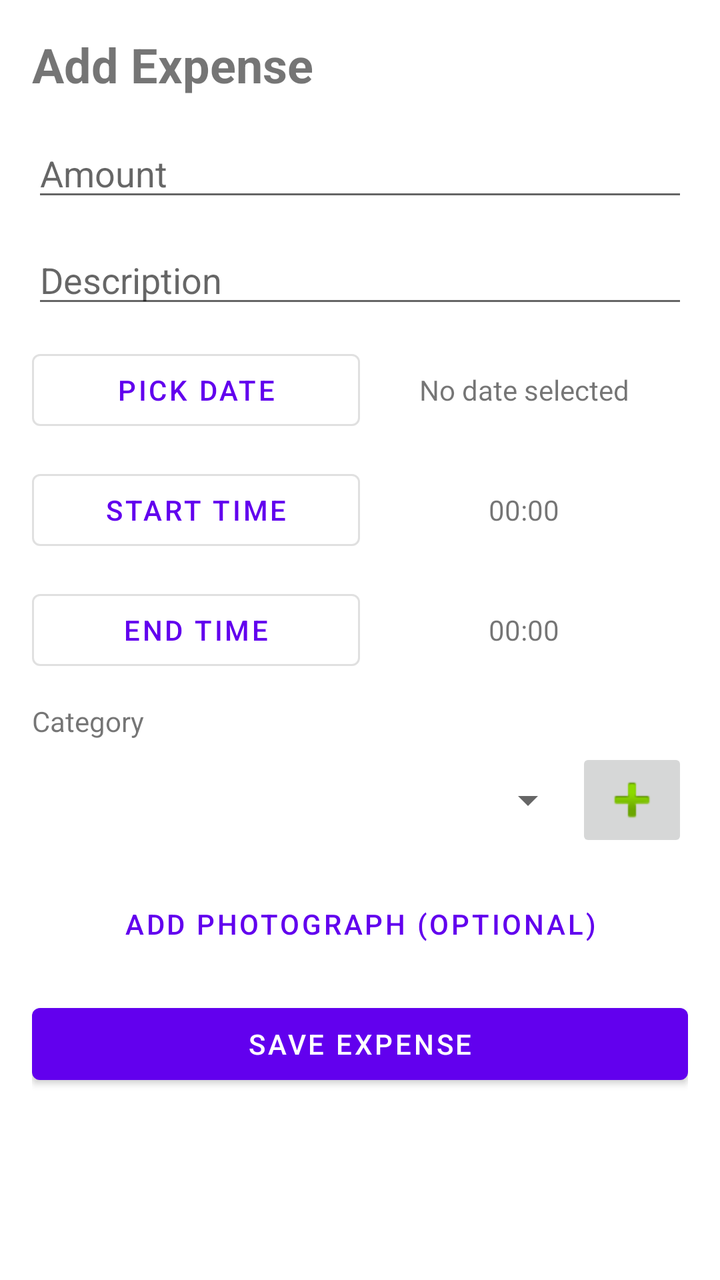
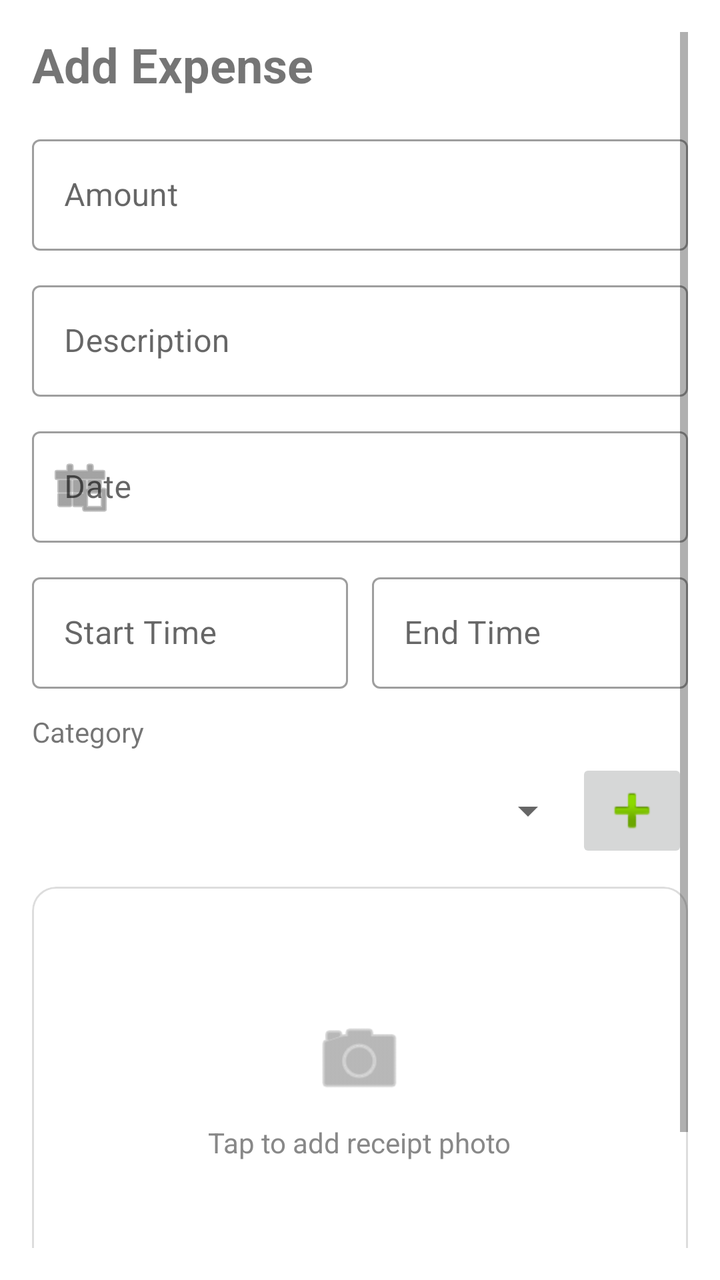

Screens rendered from an Android XML layout before and after an edit, with the pre-edit source and the edit as a unified diff.
<!-- AndroidManifest.xml: application theme Theme.CoinQuest -->
<!-- res/layout/fragment_add_expense.xml -->
<?xml version="1.0" encoding="utf-8"?>
<ScrollView xmlns:android="http://schemas.android.com/apk/res/android"
    android:layout_width="match_parent"
    android:layout_height="match_parent"
    android:padding="16dp">

    <LinearLayout
        android:layout_width="match_parent"
        android:layout_height="wrap_content"
        android:orientation="vertical">

        <TextView
            android:layout_width="wrap_content"
            android:layout_height="wrap_content"
            android:text="Add Expense"
            android:textSize="24sp"
            android:textStyle="bold"
            android:layout_marginBottom="16dp"/>

        <EditText
            android:id="@+id/etAmount"
            android:layout_width="match_parent"
            android:layout_height="wrap_content"
            android:hint="Amount"
            android:inputType="numberDecimal"
            android:layout_marginBottom="12dp"/>

        <EditText
            android:id="@+id/etDescription"
            android:layout_width="match_parent"
            android:layout_height="wrap_content"
            android:hint="Description"
            android:layout_marginBottom="12dp"/>

        <LinearLayout
            android:layout_width="match_parent"
            android:layout_height="wrap_content"
            android:orientation="horizontal"
            android:layout_marginBottom="12dp">
            <Button
                android:id="@+id/btnPickDate"
                android:layout_width="0dp"
                android:layout_height="wrap_content"
                android:layout_weight="1"
                android:text="Pick Date"
                style="@style/Widget.MaterialComponents.Button.OutlinedButton"/>
            <TextView
                android:id="@+id/tvSelectedDate"
                android:layout_width="0dp"
                android:layout_height="wrap_content"
                android:layout_weight="1"
                android:gravity="center"
                android:text="No date selected"/>
        </LinearLayout>

        <LinearLayout
            android:layout_width="match_parent"
            android:layout_height="wrap_content"
            android:orientation="horizontal"
            android:layout_marginBottom="12dp">
            <Button
                android:id="@+id/btnStartTime"
                android:layout_width="0dp"
                android:layout_height="wrap_content"
                android:layout_weight="1"
                android:text="Start Time"
                style="@style/Widget.MaterialComponents.Button.OutlinedButton"/>
            <TextView
                android:id="@+id/tvStartTime"
                android:layout_width="0dp"
                android:layout_height="wrap_content"
                android:layout_weight="1"
                android:gravity="center"
                android:text="00:00"/>
        </LinearLayout>

        <LinearLayout
            android:layout_width="match_parent"
            android:layout_height="wrap_content"
            android:orientation="horizontal"
            android:layout_marginBottom="12dp">
            <Button
                android:id="@+id/btnEndTime"
                android:layout_width="0dp"
                android:layout_height="wrap_content"
                android:layout_weight="1"
                android:text="End Time"
                style="@style/Widget.MaterialComponents.Button.OutlinedButton"/>
            <TextView
                android:id="@+id/tvEndTime"
                android:layout_width="0dp"
                android:layout_height="wrap_content"
                android:layout_weight="1"
                android:gravity="center"
                android:text="00:00"/>
        </LinearLayout>

        <TextView
            android:layout_width="wrap_content"
            android:layout_height="wrap_content"
            android:text="Category"
            android:layout_marginBottom="4dp"/>

        <LinearLayout
            android:layout_width="match_parent"
            android:layout_height="wrap_content"
            android:orientation="horizontal"
            android:layout_marginBottom="12dp"
            android:gravity="center_vertical">
            <Spinner
                android:id="@+id/spinnerCategory"
                android:layout_width="0dp"
                android:layout_height="wrap_content"
                android:layout_weight="1"/>
            <ImageButton
                android:id="@+id/btnAddCategory"
                android:layout_width="wrap_content"
                android:layout_height="wrap_content"
                android:src="@android:drawable/ic_input_add"/>
        </LinearLayout>

        <Button
            android:id="@+id/btnAddPhoto"
            android:layout_width="match_parent"
            android:layout_height="wrap_content"
            android:text="Add Photograph (Optional)"
            style="@style/Widget.MaterialComponents.Button.TextButton"
            android:layout_marginBottom="12dp"/>

        <ImageView
            android:id="@+id/ivPhotoPreview"
            android:layout_width="match_parent"
            android:layout_height="200dp"
            android:scaleType="centerInside"
            android:visibility="gone"
            android:layout_marginBottom="12dp"/>

        <Button
            android:id="@+id/btnSaveExpense"
            android:layout_width="match_parent"
            android:layout_height="wrap_content"
            android:text="Save Expense"/>

    </LinearLayout>
</ScrollView>
<!-- resources referenced by this layout -->
<resources>
  <style name="Theme.CoinQuest" parent="Theme.MaterialComponents.DayNight.DarkActionBar">
          
          <item name="colorPrimary">@color/purple_500</item>
          <item name="colorPrimaryVariant">@color/purple_700</item>
          <item name="colorOnPrimary">@color/white</item>
          
          <item name="colorSecondary">@color/teal_200</item>
          <item name="colorSecondaryVariant">@color/teal_700</item>
          <item name="colorOnSecondary">@color/black</item>
          
          <item name="android:statusBarColor">?attr/colorPrimaryVariant</item>
          
      </style>
  <color name="purple_500">#FF6200EE</color>
  <color name="purple_700">#FF3700B3</color>
  <color name="white">#FFFFFFFF</color>
  <color name="teal_200">#FF03DAC5</color>
  <color name="teal_700">#FF018786</color>
  <color name="black">#FF000000</color>
</resources>

<!-- the commit's change to res/layout/fragment_add_expense.xml (unified diff, before → after) -->
@@ -1,5 +1,6 @@
 <?xml version="1.0" encoding="utf-8"?>
 <ScrollView xmlns:android="http://schemas.android.com/apk/res/android"
+    xmlns:app="http://schemas.android.com/apk/res-auto"
     android:layout_width="match_parent"
     android:layout_height="match_parent"
     android:padding="16dp">
@@ -17,82 +18,87 @@
             android:textStyle="bold"
             android:layout_marginBottom="16dp"/>
 
-        <EditText
-            android:id="@+id/etAmount"
+        <com.google.android.material.textfield.TextInputLayout
+            style="@style/Widget.MaterialComponents.TextInputLayout.OutlinedBox"
             android:layout_width="match_parent"
             android:layout_height="wrap_content"
-            android:hint="Amount"
-            android:inputType="numberDecimal"
-            android:layout_marginBottom="12dp"/>
+            android:layout_marginBottom="12dp"
+            android:hint="Amount">
 
-        <EditText
-            android:id="@+id/etDescription"
+            <com.google.android.material.textfield.TextInputEditText
+                android:id="@+id/etAmount"
+                android:layout_width="match_parent"
+                android:layout_height="wrap_content"
+                android:inputType="numberDecimal" />
+        </com.google.android.material.textfield.TextInputLayout>
+
+        <com.google.android.material.textfield.TextInputLayout
+            style="@style/Widget.MaterialComponents.TextInputLayout.OutlinedBox"
             android:layout_width="match_parent"
             android:layout_height="wrap_content"
-            android:hint="Description"
-            android:layout_marginBottom="12dp"/>
+            android:layout_marginBottom="12dp"
+            android:hint="Description">
+
+            <com.google.android.material.textfield.TextInputEditText
+                android:id="@+id/etDescription"
+                android:layout_width="match_parent"
+                android:layout_height="wrap_content"
+                android:inputType="textCapSentences" />
+        </com.google.android.material.textfield.TextInputLayout>
+
+        <com.google.android.material.textfield.TextInputLayout
+            style="@style/Widget.MaterialComponents.TextInputLayout.OutlinedBox"
+            android:layout_width="match_parent"
+            android:layout_height="wrap_content"
+            android:layout_marginBottom="12dp"
+            android:hint="Date"
+            app:startIconDrawable="@android:drawable/ic_menu_today">
+
+            <com.google.android.material.textfield.TextInputEditText
+                android:id="@+id/etDate"
+                android:layout_width="match_parent"
+                android:layout_height="wrap_content"
+                android:focusable="false"
+                android:inputType="none" />
+        </com.google.android.material.textfield.TextInputLayout>
 
         <LinearLayout
             android:layout_width="match_parent"
             android:layout_height="wrap_content"
             android:orientation="horizontal"
             android:layout_marginBottom="12dp">
-            <Button
-                android:id="@+id/btnPickDate"
+
+            <com.google.android.material.textfield.TextInputLayout
+                style="@style/Widget.MaterialComponents.TextInputLayout.OutlinedBox"
                 android:layout_width="0dp"
                 android:layout_height="wrap_content"
                 android:layout_weight="1"
-                android:text="Pick Date"
-                style="@style/Widget.MaterialComponents.Button.OutlinedButton"/>
-            <TextView
-                android:id="@+id/tvSelectedDate"
+                android:layout_marginEnd="6dp"
+                android:hint="Start Time">
+
+                <com.google.android.material.textfield.TextInputEditText
+                    android:id="@+id/etStartTime"
+                    android:layout_width="match_parent"
+                    android:layout_height="wrap_content"
+                    android:focusable="false"
+                    android:inputType="none" />
+            </com.google.android.material.textfield.TextInputLayout>
+
+            <com.google.android.material.textfield.TextInputLayout
+                style="@style/Widget.MaterialComponents.TextInputLayout.OutlinedBox"
                 android:layout_width="0dp"
                 android:layout_height="wrap_content"
                 android:layout_weight="1"
-                android:gravity="center"
-                android:text="No date selected"/>
-        </LinearLayout>
+                android:layout_marginStart="6dp"
+                android:hint="End Time">
 
-        <LinearLayout
-            android:layout_width="match_parent"
-            android:layout_height="wrap_content"
-            android:orientation="horizontal"
-            android:layout_marginBottom="12dp">
-            <Button
-                android:id="@+id/btnStartTime"
-                android:layout_width="0dp"
-                android:layout_height="wrap_content"
-                android:layout_weight="1"
-                android:text="Start Time"
-                style="@style/Widget.MaterialComponents.Button.OutlinedButton"/>
-            <TextView
-                android:id="@+id/tvStartTime"
-                android:layout_width="0dp"
-                android:layout_height="wrap_content"
-                android:layout_weight="1"
-                android:gravity="center"
-                android:text="00:00"/>
-        </LinearLayout>
-
-        <LinearLayout
-            android:layout_width="match_parent"
-            android:layout_height="wrap_content"
-            android:orientation="horizontal"
-            android:layout_marginBottom="12dp">
-            <Button
-                android:id="@+id/btnEndTime"
-                android:layout_width="0dp"
-                android:layout_height="wrap_content"
-                android:layout_weight="1"
-                android:text="End Time"
-                style="@style/Widget.MaterialComponents.Button.OutlinedButton"/>
-            <TextView
-                android:id="@+id/tvEndTime"
-                android:layout_width="0dp"
-                android:layout_height="wrap_content"
-                android:layout_weight="1"
-                android:gravity="center"
-                android:text="00:00"/>
+                <com.google.android.material.textfield.TextInputEditText
+                    android:id="@+id/etEndTime"
+                    android:layout_width="match_parent"
+                    android:layout_height="wrap_content"
+                    android:focusable="false"
+                    android:inputType="none" />
+            </com.google.android.material.textfield.TextInputLayout>
         </LinearLayout>
 
         <TextView
@@ -119,21 +125,52 @@
                 android:src="@android:drawable/ic_input_add"/>
         </LinearLayout>
 
-        <Button
-            android:id="@+id/btnAddPhoto"
-            android:layout_width="match_parent"
-            android:layout_height="wrap_content"
-            android:text="Add Photograph (Optional)"
-            style="@style/Widget.MaterialComponents.Button.TextButton"
-            android:layout_marginBottom="12dp"/>
-
-        <ImageView
-            android:id="@+id/ivPhotoPreview"
+        <com.google.android.material.card.MaterialCardView
+            android:id="@+id/cardAddPhoto"
             android:layout_width="match_parent"
             android:layout_height="200dp"
-            android:scaleType="centerInside"
-            android:visibility="gone"
-            android:layout_marginBottom="12dp"/>
+            android:layout_marginBottom="16dp"
+            android:clickable="true"
+            android:focusable="true"
+            app:cardCornerRadius="12dp"
+            app:cardElevation="0dp"
+            app:strokeColor="#DDDDDD"
+            app:strokeWidth="1dp">
+
+            <FrameLayout
+                android:layout_width="match_parent"
+                android:layout_height="match_parent">
+
+                <LinearLayout
+                    android:id="@+id/layoutPhotoPlaceholder"
+                    android:layout_width="wrap_content"
+                    android:layout_height="wrap_content"
+                    android:layout_gravity="center"
+                    android:gravity="center"
+                    android:orientation="vertical">
+
+                    <ImageView
+                        android:layout_width="48dp"
+                        android:layout_height="48dp"
+                        android:src="@android:drawable/ic_menu_camera"
+                        app:tint="#888888" />
+
+                    <TextView
+                        android:layout_width="wrap_content"
+                        android:layout_height="wrap_content"
+                        android:layout_marginTop="8dp"
+                        android:text="Tap to add receipt photo"
+                        android:textColor="#888888" />
+                </LinearLayout>
+
+                <ImageView
+                    android:id="@+id/ivPhotoPreview"
+                    android:layout_width="match_parent"
+                    android:layout_height="match_parent"
+                    android:scaleType="centerCrop"
+                    android:visibility="gone" />
+            </FrameLayout>
+        </com.google.android.material.card.MaterialCardView>
 
         <Button
             android:id="@+id/btnSaveExpense"
